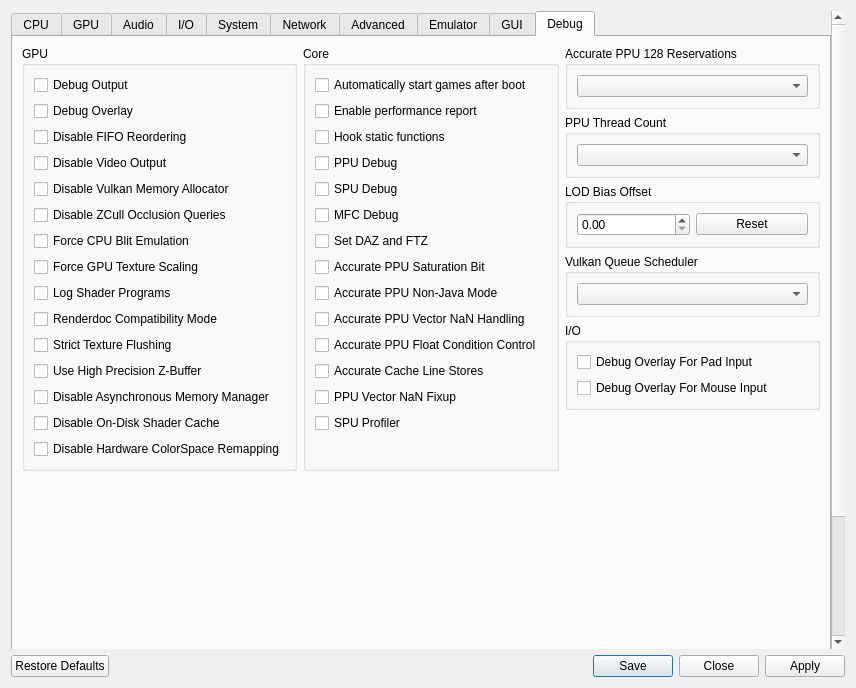
Old version of the form rpcs3/rpcs3qt/settings_dialog.ui in the repository RPCS3/rpcs3.
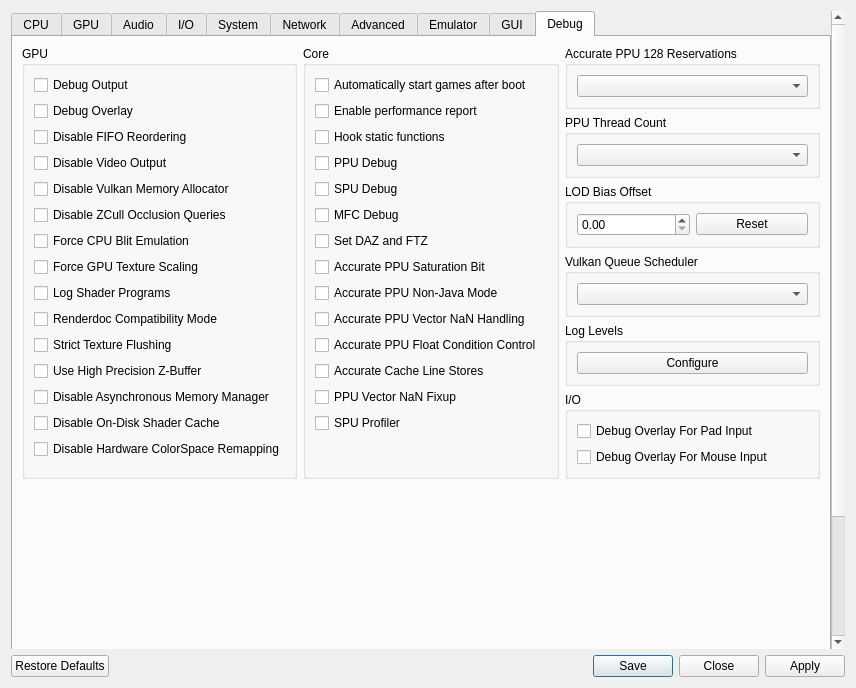
New version of the form. The open tabs and pages were chosen to show the change. Icons and pictures are not drawn.

Commit message: Qt: add log level settings

Patch:
```diff
--- a/rpcs3/rpcs3qt/settings_dialog.ui
+++ b/rpcs3/rpcs3qt/settings_dialog.ui
@@ -4467,7 +4467,7 @@
           </item>
           <item>
            <widget class="QWidget" name="debug_more_stuff" native="true">
-            <layout class="QVBoxLayout" name="debug_more_stuff_layout" stretch="0,0,0,0,0,1">
+            <layout class="QVBoxLayout" name="debug_more_stuff_layout" stretch="0,0,0,0,0,0,1">
              <property name="leftMargin">
               <number>0</number>
              </property>
@@ -4545,6 +4545,22 @@
                </layout>
               </widget>
              </item>
+             <item>
+              <widget class="QGroupBox" name="gb_log_levels">
+               <property name="title">
+                <string>Log Levels</string>
+               </property>
+               <layout class="QVBoxLayout" name="gb_log_levels_layout">
+                <item>
+                 <widget class="QPushButton" name="pb_log_levels">
+                  <property name="text">
+                   <string>Configure</string>
+                  </property>
+                 </widget>
+                </item>
+               </layout>
+              </widget>
+             </item>
              <item>
               <widget class="QGroupBox" name="gb_debug_io">
                <property name="title">
```
Left out of the diff: 2 changed lines with no effect on the pictures. Lines whose indentation alone changed are shown as unchanged. The commit also changes 14 other files.
